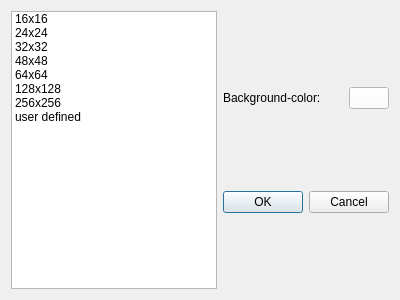
This is src/newfiledialog.ui in snowiow/snowPix as Qt 5 draws it before an edit. The edited form follows.
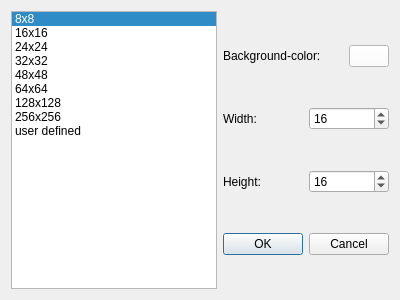
This is the edited form.

Patch:
```diff
--- a/src/newfiledialog.ui
+++ b/src/newfiledialog.ui
@@ -16,6 +16,14 @@
   <layout class="QHBoxLayout" name="horizontalLayout">
    <item>
     <widget class="QListWidget" name="sizesList">
+     <property name="currentRow">
+      <number>0</number>
+     </property>
+     <item>
+      <property name="text">
+       <string>8x8</string>
+      </property>
+     </item>
      <item>
       <property name="text">
        <string>16x16</string>
@@ -87,6 +95,48 @@
        </item>
       </layout>
      </item>
+     <item>
+      <layout class="QHBoxLayout" name="horizontalLayout_3">
+       <item>
+        <widget class="QLabel" name="widthLabel">
+         <property name="text">
+          <string>Width:</string>
+         </property>
+        </widget>
+       </item>
+       <item>
+        <widget class="QSpinBox" name="widthSpinBox">
+         <property name="maximum">
+          <number>2000</number>
+         </property>
+         <property name="value">
+          <number>16</number>
+         </property>
+        </widget>
+       </item>
+      </layout>
+     </item>
+     <item>
+      <layout class="QHBoxLayout" name="horizontalLayout_4">
+       <item>
+        <widget class="QLabel" name="heightLabel">
+         <property name="text">
+          <string>Height:</string>
+         </property>
+        </widget>
+       </item>
+       <item>
+        <widget class="QSpinBox" name="heightSpinBox">
+         <property name="maximum">
+          <number>2000</number>
+         </property>
+         <property name="value">
+          <number>16</number>
+         </property>
+        </widget>
+       </item>
+      </layout>
+     </item>
      <item>
       <widget class="QDialogButtonBox" name="buttonBox">
        <property name="orientation">
```
